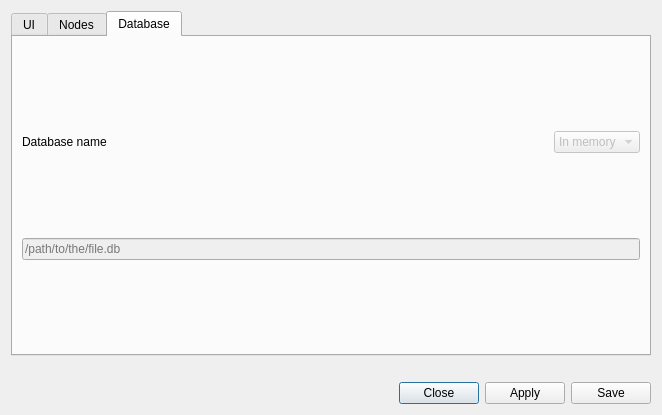
evilsocket/opensnitch, file ui/opensnitch/res/preferences.ui: the form before one commit.
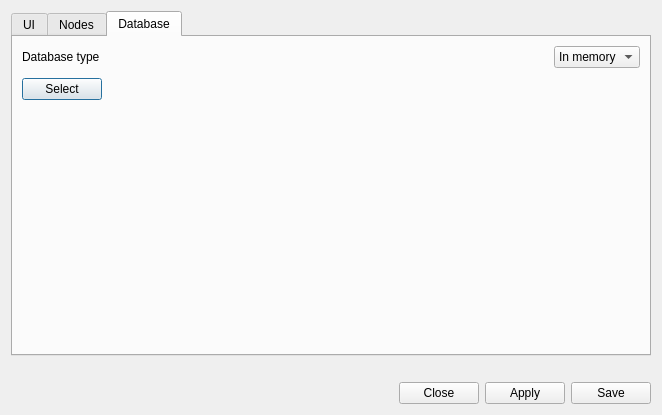
The form after the commit. The open tabs and pages were chosen to show the change. Icons and pictures are not drawn.

Commit message:
ui, db: allow to save events to disk
Added option to save events to disk, instead on memory.

What changed in the file:
```diff
--- a/ui/opensnitch/res/preferences.ui
+++ b/ui/opensnitch/res/preferences.ui
@@ -595,7 +595,7 @@
       <attribute name="title">
        <string>Database</string>
       </attribute>
-      <layout class="QGridLayout" name="gridLayout_3" rowstretch="0,0">
+      <layout class="QGridLayout" name="gridLayout_3" rowstretch="0,0,0,0,0">
        <property name="sizeConstraint">
         <enum>QLayout::SetDefaultConstraint</enum>
        </property>
@@ -603,9 +603,22 @@
         <number>9</number>
        </property>
        <property name="verticalSpacing">
-        <number>0</number>
+        <number>10</number>
        </property>
-       <item row="0" column="2">
+       <item row="4" column="0">
+        <spacer name="verticalSpacer">
+         <property name="orientation">
+          <enum>Qt::Vertical</enum>
+         </property>
+         <property name="sizeHint" stdset="0">
+          <size>
+           <width>20</width>
+           <height>40</height>
+          </size>
+         </property>
+        </spacer>
+       </item>
+       <item row="0" column="1">
         <spacer name="horizontalSpacer_2">
          <property name="orientation">
           <enum>Qt::Horizontal</enum>
@@ -627,14 +640,24 @@
           </sizepolicy>
          </property>
          <property name="text">
-          <string>Database name</string>
+          <string>Database type</string>
          </property>
         </widget>
        </item>
-       <item row="0" column="3">
+       <item row="1" column="0">
+        <widget class="QPushButton" name="dbFileButton">
+         <property name="text">
+          <string>Select</string>
+         </property>
+         <property name="icon">
+          <iconset theme="document-open"/>
+         </property>
+        </widget>
+       </item>
+       <item row="0" column="2">
         <widget class="QComboBox" name="comboDBType">
          <property name="enabled">
-          <bool>false</bool>
+          <bool>true</bool>
          </property>
          <property name="sizePolicy">
           <sizepolicy hsizetype="Minimum" vsizetype="Fixed">
@@ -654,19 +677,13 @@
          </item>
         </widget>
        </item>
-       <item row="1" column="0" colspan="4">
-        <widget class="QLineEdit" name="lineFileDB">
-         <property name="enabled">
-          <bool>false</bool>
+       <item row="1" column="1" colspan="2">
+        <widget class="QLabel" name="dbLabel">
+         <property name="text">
+          <string/>
          </property>
-         <property name="sizePolicy">
-          <sizepolicy hsizetype="Expanding" vsizetype="Fixed">
-           <horstretch>0</horstretch>
-           <verstretch>0</verstretch>
-          </sizepolicy>
-         </property>
-         <property name="placeholderText">
-          <string>/path/to/the/file.db</string>
+         <property name="wordWrap">
+          <bool>true</bool>
          </property>
         </widget>
        </item>
```
Left out of the diff: 3 changed lines with no effect on the pictures. The commit also changes 4 other files.
